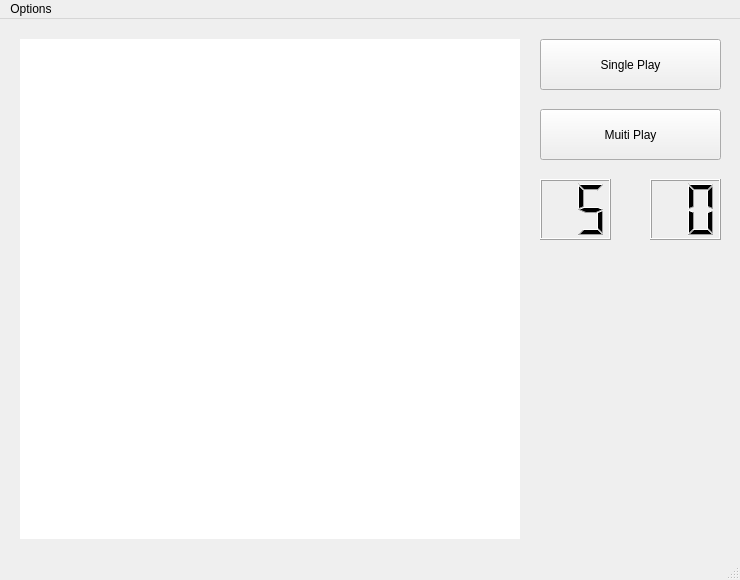
First picture: the form in client/mainwindow.ui, repository creationyun/bob9-connect6, before the edit.
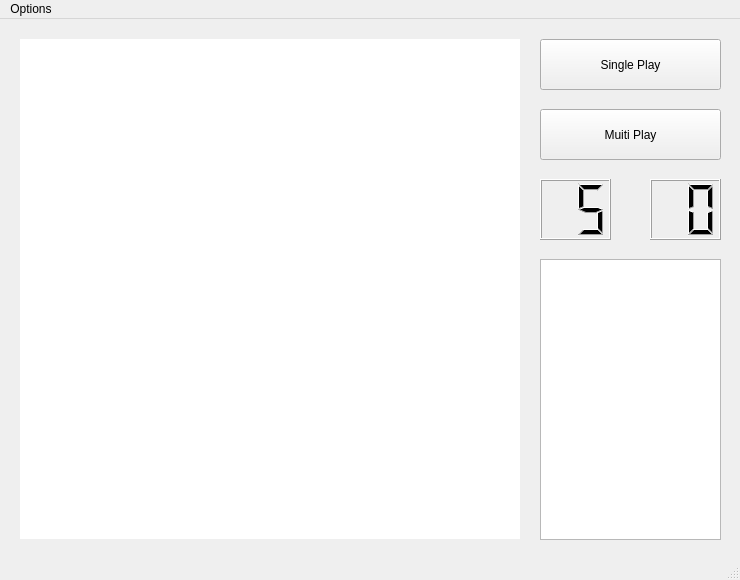
Second picture: the form after the edit.

Diff of the .ui file:
```diff
--- a/client/mainwindow.ui
+++ b/client/mainwindow.ui
@@ -133,6 +133,19 @@
      <string>Muiti Play</string>
     </property>
    </widget>
+   <widget class="QTextEdit" name="txedMsg">
+    <property name="geometry">
+     <rect>
+      <x>540</x>
+      <y>240</y>
+      <width>181</width>
+      <height>281</height>
+     </rect>
+    </property>
+    <property name="readOnly">
+     <bool>true</bool>
+    </property>
+   </widget>
   </widget>
   <widget class="QMenuBar" name="menubar">
    <property name="geometry">
```
